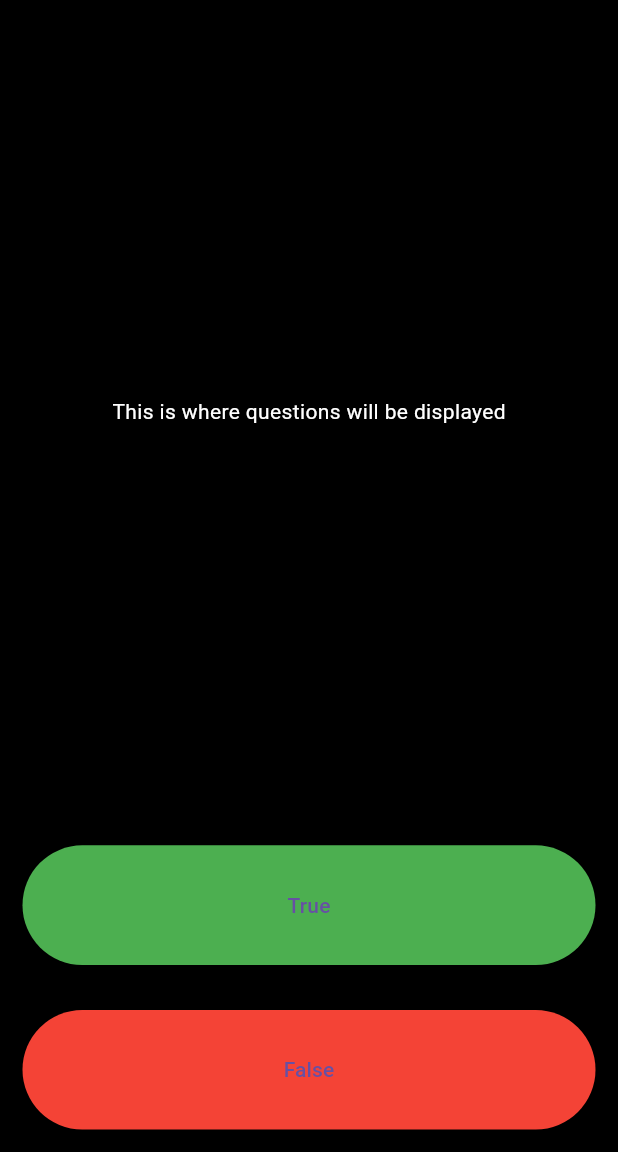
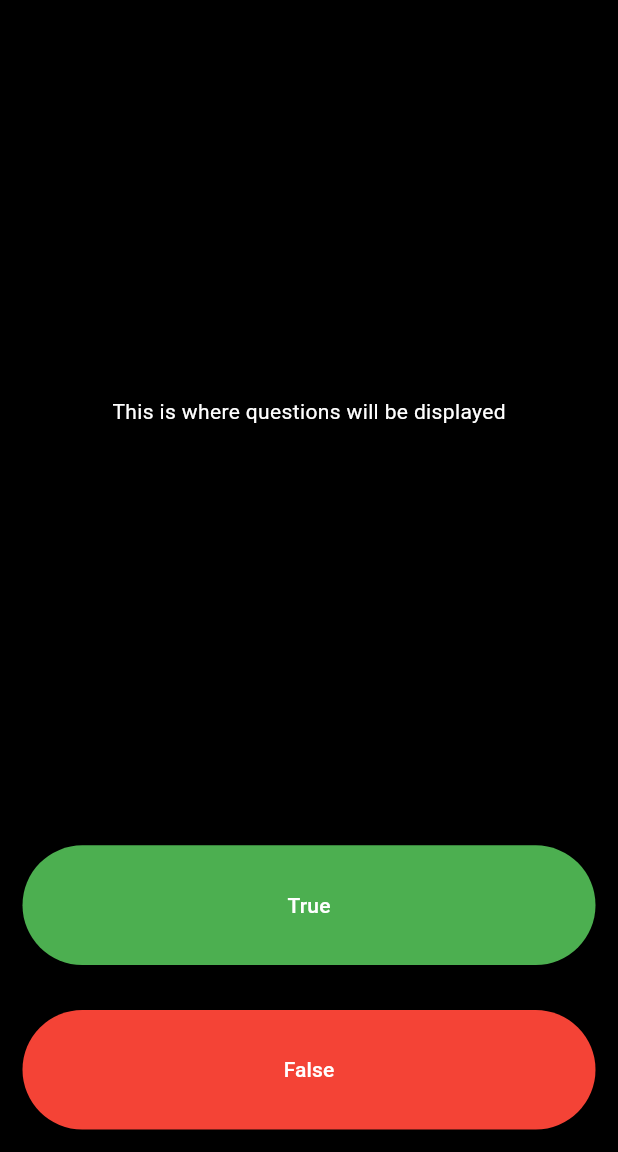
Before and after one commit to shrutiiiiin/quizzler, a Flutter app: the screen it shows after launch, on a phone screen of 412 x 824 dp, the part 84-1236 px from its top. Run offline on Flutter 3.47's test engine with Material 3 defaults, Android fonts, the phone set to English and light mode, and no system bars.

Commit message:
inital commit #2

```diff
--- a/lib/main.dart
+++ b/lib/main.dart
@@ -61,7 +61,10 @@ class _quizpageState extends State<quizpage> {
               onPressed: () {
                 setState(() {});
               },
-              child: Text('True'),
+              child: Text(
+                'True',
+                style: TextStyle(color: Colors.white),
+              ),
             ),
           ),
         ),
@@ -75,7 +78,10 @@ class _quizpageState extends State<quizpage> {
               onPressed: () {
                 setState(() {});
               },
-              child: Text('False'),
+              child: Text(
+                'False',
+                style: TextStyle(color: Colors.white),
+              ),
             ),
           ),
         ),
```
